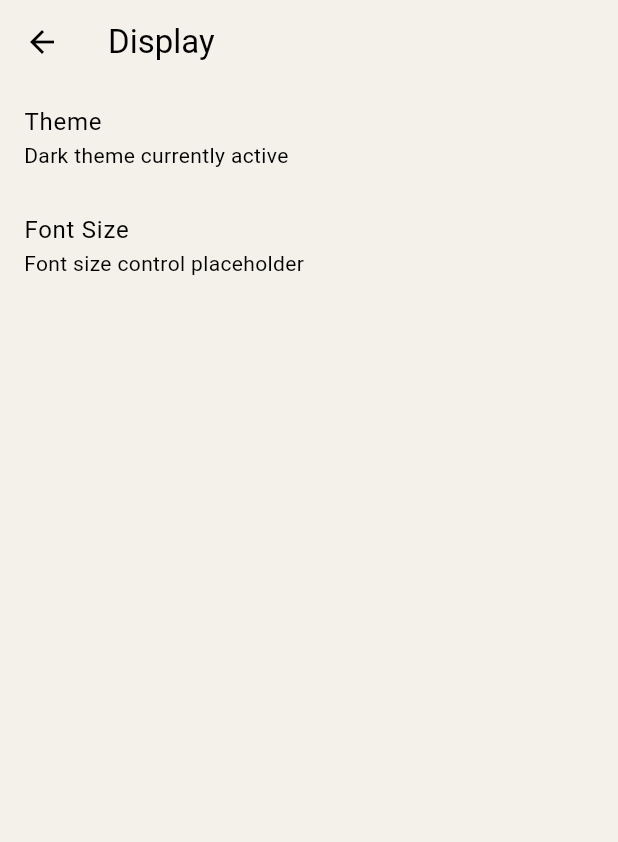
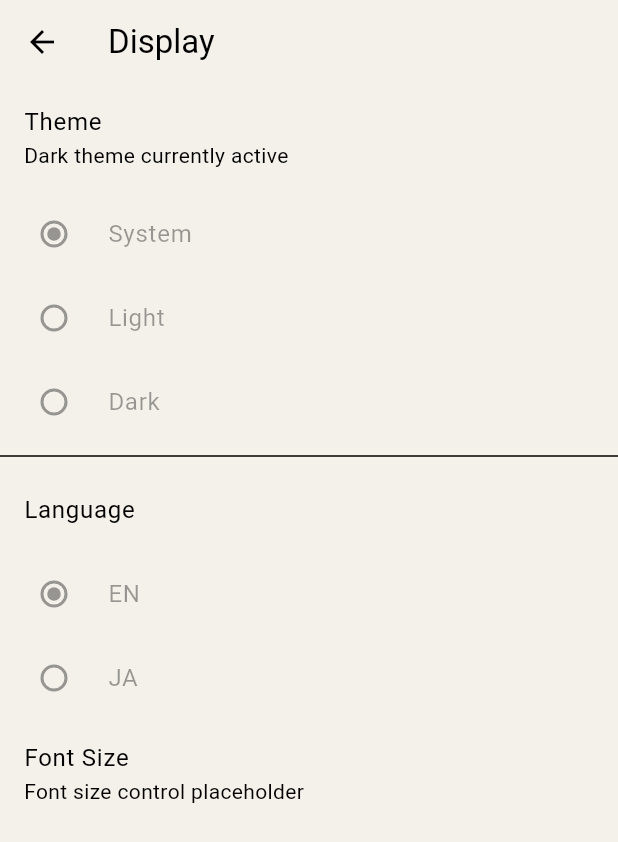
Before and after one commit to bravo-nineteen/Airsoft-App, a Flutter app: the DisplaySettingsScreen screen opened directly, on a phone screen of 412 x 824 dp. Shown: the top 842 px of the screen. Run offline on Flutter 3.47's test engine with Material 3 defaults, Android fonts, the phone set to English and light mode, and no system bars; our stand-ins replace extended_image, firebase_core, firebase_messaging, flutter_map, image_cropper, image_picker and 3 more; accounts and stored records are empty; network calls fail.

Commit message:
Fix broken settings screen syntax and display settings args
Agent-Logs-Url: https://github.com/bravo-nineteen/Airsoft-App/sessions/ff2a7de8-1853-4103-83c1-6e1069896d15

Co-authored-by: bravo-nineteen <224988723+bravo-nineteen@users.noreply.github.com>

```diff
--- a/lib/features/settings/display_settings_screen.dart
+++ b/lib/features/settings/display_settings_screen.dart
@@ -3,11 +3,25 @@ import 'package:flutter/material.dart';
 import '../../app/localization/app_localizations.dart';
 
 class DisplaySettingsScreen extends StatelessWidget {
-  const DisplaySettingsScreen({super.key});
+  const DisplaySettingsScreen({
+    super.key,
+    this.currentThemeMode,
+    this.onThemeModeChanged,
+    this.currentLocale,
+    this.onLocaleChanged,
+  });
+
+  final ThemeMode? currentThemeMode;
+  final ValueChanged<ThemeMode>? onThemeModeChanged;
+  final Locale? currentLocale;
+  final ValueChanged<Locale?>? onLocaleChanged;
 
   @override
   Widget build(BuildContext context) {
     final l10n = AppLocalizations.of(context);
+    final selectedThemeMode = currentThemeMode ?? ThemeMode.system;
+    final selectedLocale = currentLocale ?? Localizations.localeOf(context);
+
     return Scaffold(
       appBar: AppBar(title: Text(l10n.t('display'))),
       body: ListView(
@@ -15,6 +29,54 @@ class DisplaySettingsScreen extends StatelessWidget {
           ListTile(
             title: Text(l10n.theme),
             subtitle: Text(l10n.t('displayThemeSubtitle')),
+          ),
+          RadioListTile<ThemeMode>(
+            title: const Text('System'),
+            value: ThemeMode.system,
+            groupValue: selectedThemeMode,
+            onChanged: onThemeModeChanged == null
+                ? null
+                : (value) {
+                    if (value != null) {
+                      onThemeModeChanged!(value);
+                    }
+                  },
+          ),
+          RadioListTile<ThemeMode>(
+            title: Text(l10n.lightMode),
+            value: ThemeMode.light,
+            groupValue: selectedThemeMode,
+            onChanged: onThemeModeChanged == null
+                ? null
+                : (value) {
+                    if (value != null) {
+                      onThemeModeChanged!(value);
+                    }
+                  },
+          ),
+          RadioListTile<ThemeMode>(
+            title: Text(l10n.darkMode),
+            value: ThemeMode.dark,
+            groupValue: selectedThemeMode,
+            onChanged: onThemeModeChanged == null
+                ? null
+                : (value) {
+                    if (value != null) {
+                      onThemeModeChanged!(value);
+                    }
+                  },
+          ),
+          const Divider(),
+          ListTile(
+            title: Text(l10n.language),
+          ),
+          ...AppLocalizations.supportedLocales.map(
+            (locale) => RadioListTile<Locale>(
+              title: Text(locale.languageCode.toUpperCase()),
+              value: locale,
+              groupValue: selectedLocale,
+              onChanged: onLocaleChanged,
+            ),
           ),
           ListTile(
             title: Text(l10n.fontSize),
```
Also changed, not shown: lib/features/settings/settings_screen.dart (+85 -10 lines).
